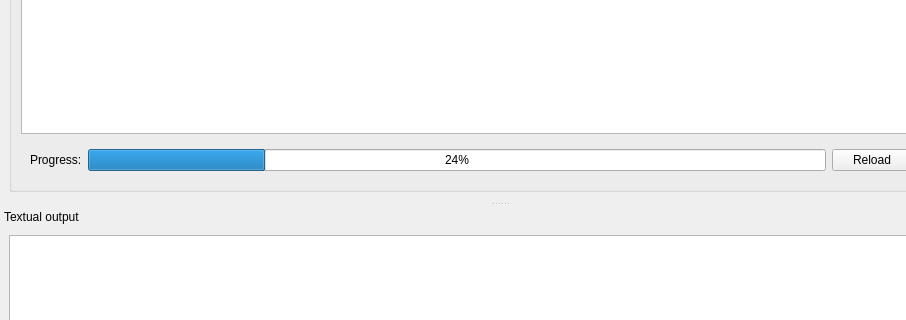
This is src/ui/gui.ui in tohojo/xkcd-viewer as Qt 5 draws it before an edit; both pictures show x 0 to 906 and y 242 to 562 of the 1000 by 700 pixel window. The edited form follows.
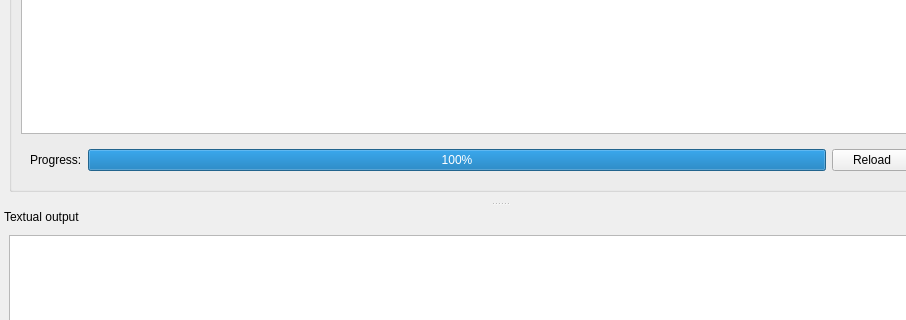
This is the edited form. Custom widgets are drawn as their Qt base class.

Patch:
```diff
--- a/src/ui/gui.ui
+++ b/src/ui/gui.ui
@@ -50,7 +50,7 @@
           <item>
            <widget class="QProgressBar" name="progressBar">
             <property name="value">
-             <number>24</number>
+             <number>100</number>
             </property>
            </widget>
           </item>
```
